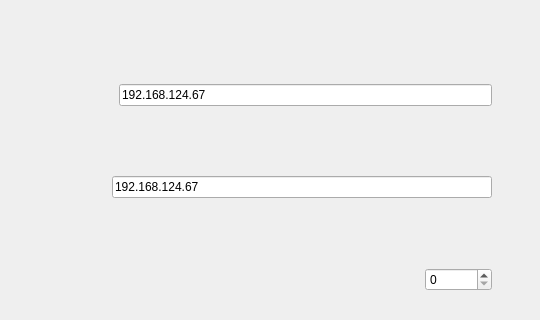
First picture: the form in adddevicedialog.ui, repository zxqANDzxw/github-hb103, before the edit; both pictures show x 319 to 859 and y 0 to 320 of the 859 by 500 pixel window.
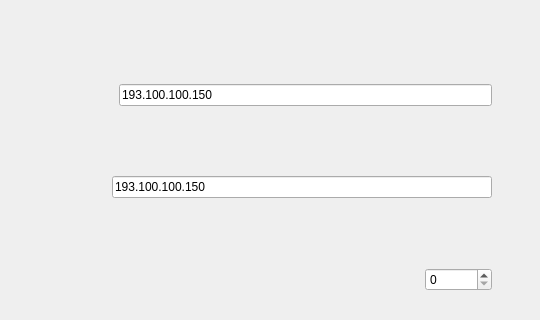
Second picture: the form after the edit.

Commit message: 更新 northchina103.cpp 和 util.cpp 源码

The edit to the form file:
```diff
--- a/adddevicedialog.ui
+++ b/adddevicedialog.ui
@@ -48,7 +48,7 @@
       <item>
        <widget class="QLineEdit" name="lineEditName">
         <property name="text">
-         <string>192.168.124.67</string>
+         <string>193.100.100.150</string>
         </property>
        </widget>
       </item>
@@ -79,7 +79,7 @@
       <item>
        <widget class="QLineEdit" name="lineEditIp">
         <property name="text">
-         <string>192.168.124.67</string>
+         <string>193.100.100.150</string>
         </property>
        </widget>
       </item>
```
The commit also changes 2 other files.
